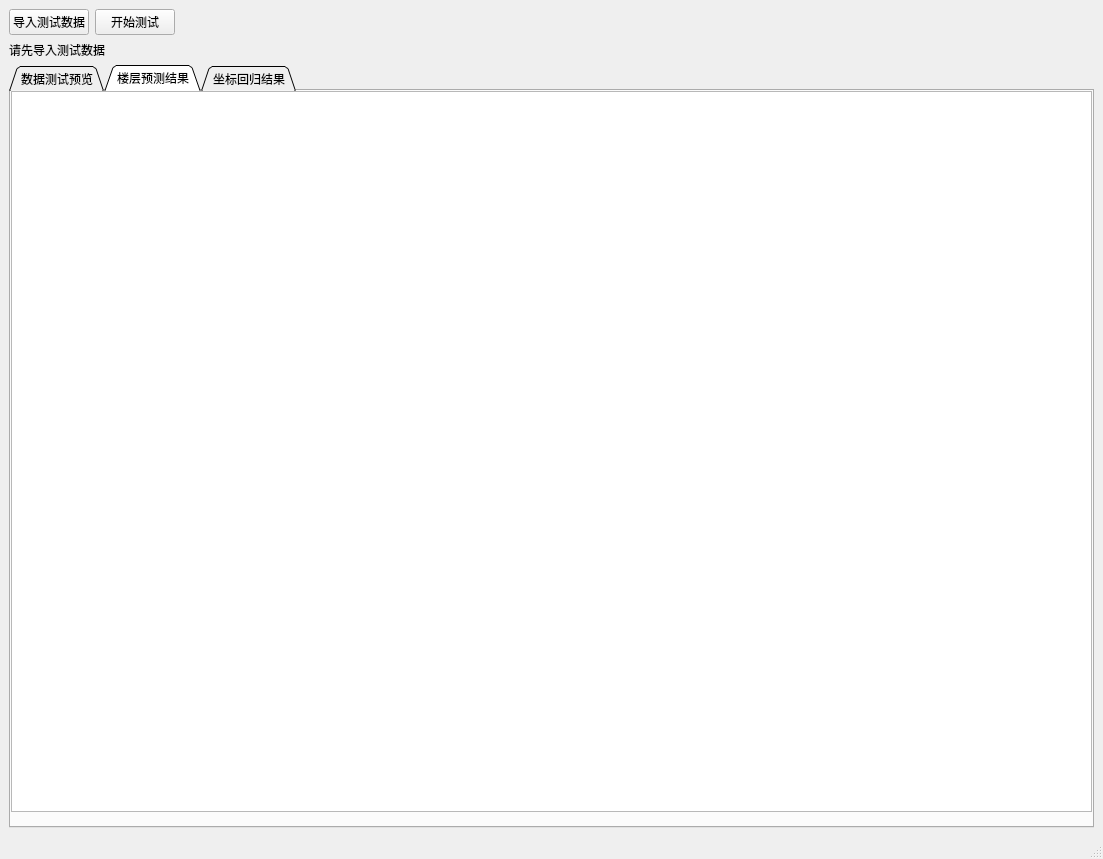
Before: the Qt Designer form mywindow.ui in zhixinaa/indoorloc, drawn with Qt 5.
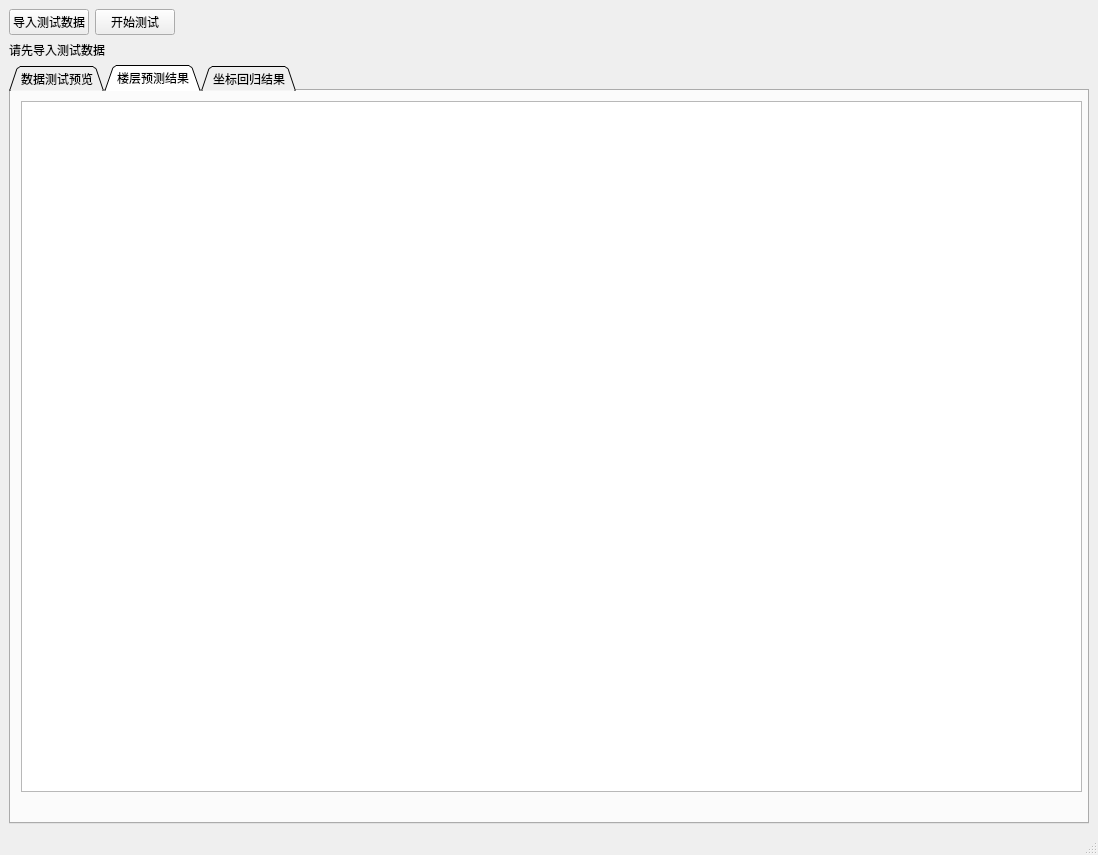
After: the same form once the commit is applied. The open tabs and pages were chosen to show the change.

Patch:
```diff
--- a/mywindow.ui
+++ b/mywindow.ui
@@ -6,8 +6,8 @@
    <rect>
     <x>0</x>
     <y>0</y>
-    <width>1103</width>
-    <height>859</height>
+    <width>1098</width>
+    <height>855</height>
    </rect>
   </property>
   <property name="windowTitle">
@@ -120,21 +120,36 @@
          </widget>
         </widget>
         <widget class="QWidget" name="tab_2">
+         <property name="sizePolicy">
+          <sizepolicy hsizetype="Fixed" vsizetype="Preferred">
+           <horstretch>0</horstretch>
+           <verstretch>0</verstretch>
+          </sizepolicy>
+         </property>
+         <property name="maximumSize">
+          <size>
+           <width>16777215</width>
+           <height>703</height>
+          </size>
+         </property>
          <attribute name="title">
           <string>楼层预测结果</string>
          </attribute>
          <widget class="QWidget" name="gridLayoutWidget_2">
           <property name="geometry">
            <rect>
-            <x>0</x>
-            <y>0</y>
-            <width>1081</width>
-            <height>721</height>
+            <x>10</x>
+            <y>10</y>
+            <width>1061</width>
+            <height>691</height>
            </rect>
           </property>
-          <layout class="QGridLayout" name="gridLayout_2">
-           <item row="0" column="0">
-            <widget class="QGraphicsView" name="graphicsView"/>
+          <layout class="QHBoxLayout" name="horizontalLayout_3">
+           <property name="sizeConstraint">
+            <enum>QLayout::SetDefaultConstraint</enum>
+           </property>
+           <item>
+            <widget class="QTableView" name="tableView_2"/>
            </item>
           </layout>
          </widget>
```
Left out of the diff: 6 changed lines with no effect on the pictures.
